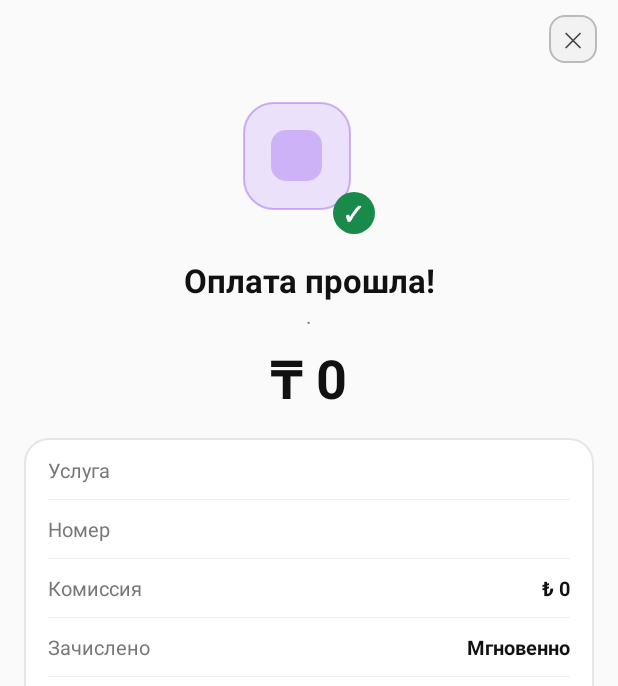
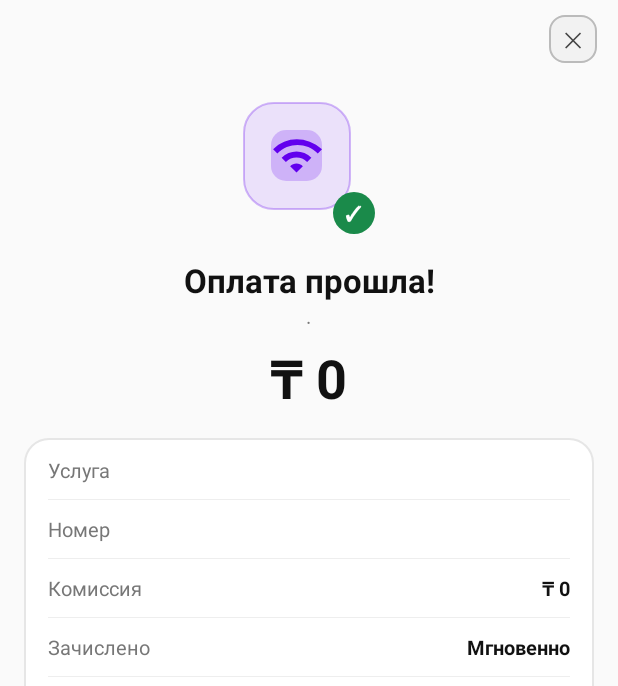
Before and after one commit to NailGareev/TumarSuperApp, an Android app: the fragment PaymentSuccessFragment shown on its own in the app's theme, on a phone screen of 412 x 824 dp. Shown: the top 686 px of the screen. Run offline under Robolectric (Android 15) with nearby library versions, the phone set to English and light mode, and no system bars; 1 statement that could not run was skipped.

Commit message:
Fix payment success icon and fee currency display

```diff
--- a/app/src/main/java/com/digitalcompany/tumarsuperapp/PaymentSuccessFragment.java
+++ b/app/src/main/java/com/digitalcompany/tumarsuperapp/PaymentSuccessFragment.java
@@ -8,6 +8,7 @@ import android.view.View;
 import android.view.ViewGroup;
 import android.view.animation.AnimationUtils;
 import android.widget.FrameLayout;
+import android.widget.ImageView;
 import android.widget.TextView;
 
 import androidx.annotation.NonNull;
@@ -86,7 +87,7 @@ public class PaymentSuccessFragment extends Fragment {
 
         // Service icon box
         FrameLayout flIcon = view.findViewById(R.id.fl_pay_success_icon);
-        View iconInner     = view.findViewById(R.id.view_pay_success_icon_inner);
+        ImageView iconInner = view.findViewById(R.id.iv_pay_success_icon_inner);
 
         float density = getResources().getDisplayMetrics().density;
         GradientDrawable outerBg = new GradientDrawable();
@@ -98,7 +99,11 @@ public class PaymentSuccessFragment extends Fragment {
         GradientDrawable innerBg = new GradientDrawable();
         innerBg.setColor(accentMedium);
         innerBg.setCornerRadius(10 * density);
-        iconInner.setBackground(innerBg);
+        if (iconInner != null) {
+            iconInner.setBackground(innerBg);
+            iconInner.setImageResource(PaymentsFragment.getServiceIconRes(serviceName));
+            iconInner.setColorFilter(accentColor, android.graphics.PorterDuff.Mode.SRC_IN);
+        }
 
         // Populate text fields
         view.<TextView>findViewById(R.id.tv_pay_success_title).setText("Оплата прошла!");
@@ -107,6 +112,8 @@ public class PaymentSuccessFragment extends Fragment {
         view.<TextView>findViewById(R.id.tv_pay_svc_name).setText(serviceName);
         view.<TextView>findViewById(R.id.tv_pay_account).setText(account);
         view.<TextView>findViewById(R.id.tv_pay_new_balance).setText("₸ " + newBalance);
+        TextView tvFee = view.findViewById(R.id.tv_pay_fee);
+        if (tvFee != null) tvFee.setText("₸ 0");
 
         // Buttons
         view.findViewById(R.id.btn_close_pay_success).setOnClickListener(v -> navigateHome());
--- a/app/src/main/res/layout/fragment_payment_success.xml
+++ b/app/src/main/res/layout/fragment_payment_success.xml
@@ -62,11 +62,14 @@
                     android:layout_height="72dp"
                     android:layout_gravity="top|start">
 
-                    <View
-                        android:id="@+id/view_pay_success_icon_inner"
+                    <ImageView
+                        android:id="@+id/iv_pay_success_icon_inner"
                         android:layout_width="34dp"
                         android:layout_height="34dp"
-                        android:layout_gravity="center" />
+                        android:layout_gravity="center"
+                        android:scaleType="fitCenter"
+                        android:src="@drawable/ic_svc_signal"
+                        android:tint="#6200EE" />
                 </FrameLayout>
 
                 <!-- Green checkmark badge (bottom-right) -->
@@ -204,6 +207,7 @@
                         android:textSize="13sp"
                         android:textColor="#777777" />
                     <TextView
+                        android:id="@+id/tv_pay_fee"
                         android:layout_width="wrap_content"
                         android:layout_height="wrap_content"
                         android:text="&#8378; 0"
```
